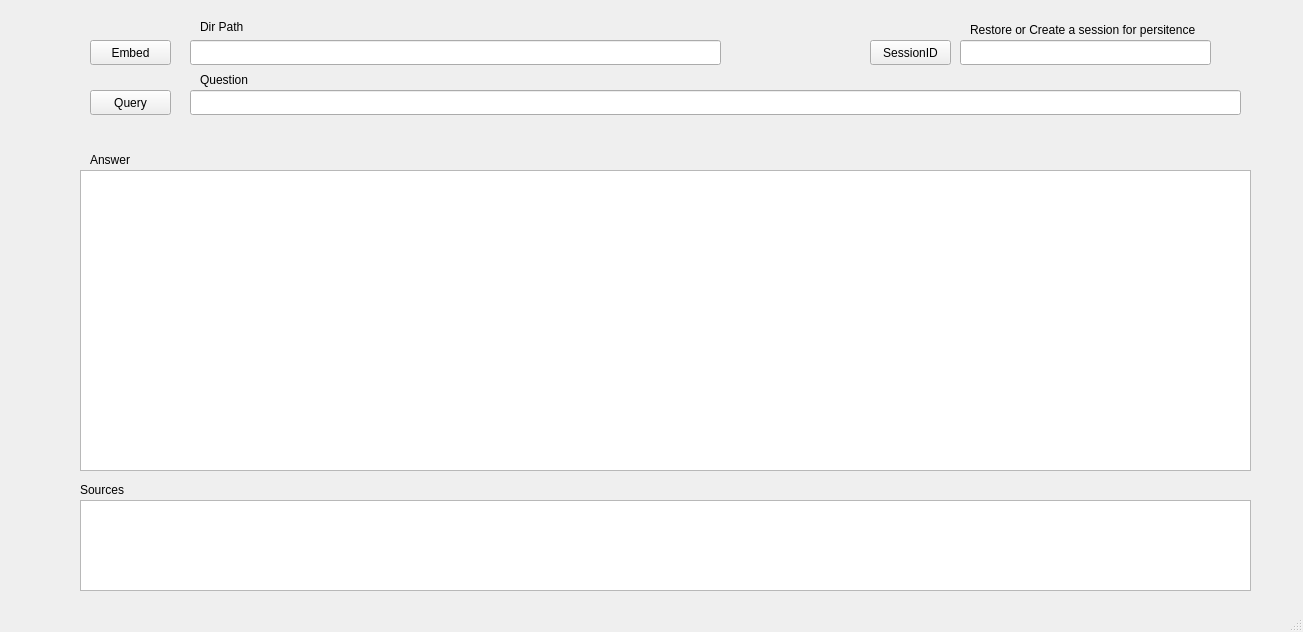
tomjpalamattam/RAG-QT, file QT/mainwindow.ui: the form before one commit.
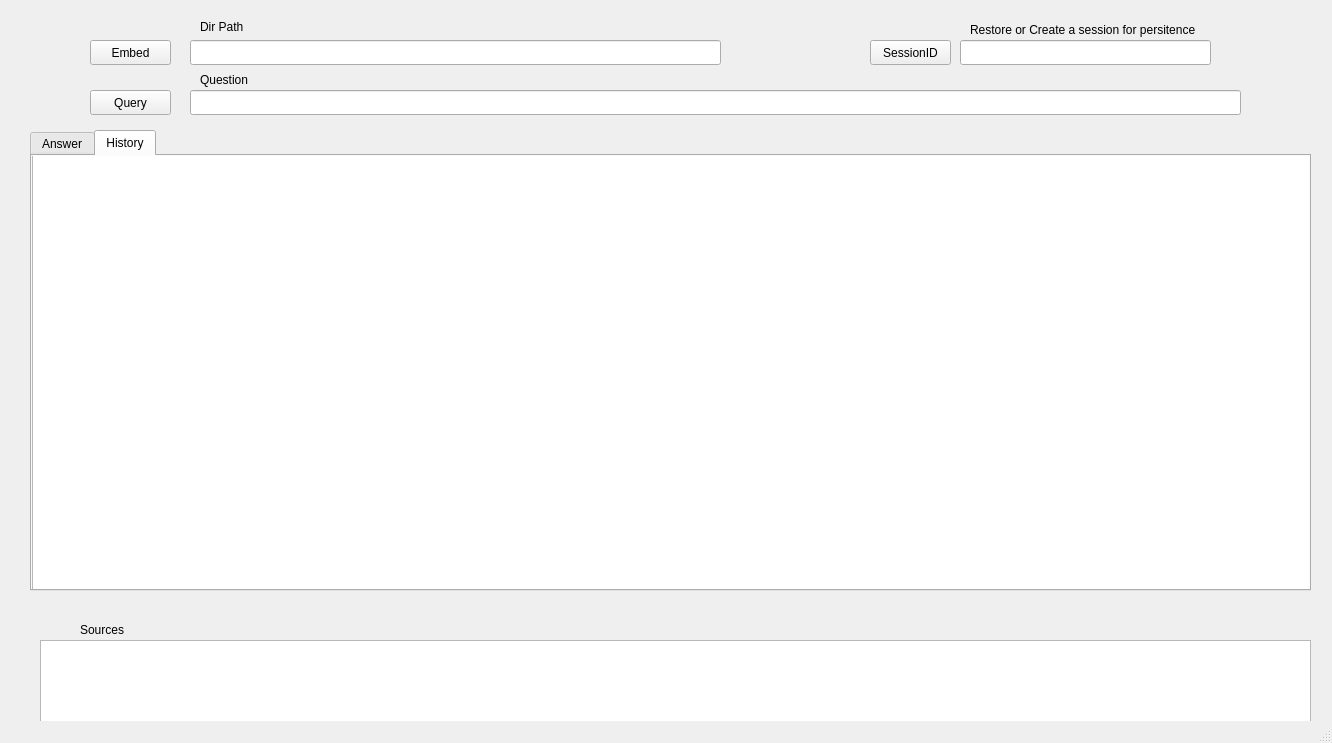
The form after the commit. The open tabs and pages were chosen to show the change.

Commit message: Added history support

Patch:
```diff
--- a/QT/mainwindow.ui
+++ b/QT/mainwindow.ui
@@ -6,8 +6,8 @@
    <rect>
     <x>0</x>
     <y>0</y>
-    <width>1303</width>
-    <height>632</height>
+    <width>1332</width>
+    <height>743</height>
    </rect>
   </property>
   <property name="windowTitle">
@@ -86,25 +86,12 @@
      <string>Question</string>
     </property>
    </widget>
-   <widget class="QTextEdit" name="Answer">
-    <property name="geometry">
-     <rect>
-      <x>80</x>
-      <y>170</y>
-      <width>1171</width>
-      <height>301</height>
-     </rect>
-    </property>
-    <property name="readOnly">
-     <bool>true</bool>
-    </property>
-   </widget>
    <widget class="QTextEdit" name="Sources">
     <property name="geometry">
      <rect>
-      <x>80</x>
-      <y>500</y>
-      <width>1171</width>
+      <x>40</x>
+      <y>640</y>
+      <width>1271</width>
       <height>91</height>
      </rect>
     </property>
@@ -112,24 +99,11 @@
      <bool>true</bool>
     </property>
    </widget>
-   <widget class="QLabel" name="label_3">
-    <property name="geometry">
-     <rect>
-      <x>90</x>
-      <y>150</y>
-      <width>71</width>
-      <height>20</height>
-     </rect>
-    </property>
-    <property name="text">
-     <string>Answer</string>
-    </property>
-   </widget>
    <widget class="QLabel" name="label_4">
     <property name="geometry">
      <rect>
       <x>80</x>
-      <y>480</y>
+      <y>620</y>
       <width>71</width>
       <height>20</height>
      </rect>
@@ -174,6 +148,55 @@
      <string>Restore or Create a session for persitence</string>
     </property>
    </widget>
+   <widget class="QTabWidget" name="tabWidget">
+    <property name="geometry">
+     <rect>
+      <x>30</x>
+      <y>130</y>
+      <width>1281</width>
+      <height>461</height>
+     </rect>
+    </property>
+    <property name="currentIndex">
+     <number>0</number>
+    </property>
+    <widget class="QWidget" name="AnswerTab">
+     <attribute name="title">
+      <string>Answer</string>
+     </attribute>
+     <widget class="QTextEdit" name="Answer">
+      <property name="geometry">
+       <rect>
+        <x>0</x>
+        <y>0</y>
+        <width>1281</width>
+        <height>431</height>
+       </rect>
+      </property>
+      <property name="readOnly">
+       <bool>true</bool>
+      </property>
+     </widget>
+    </widget>
+    <widget class="QWidget" name="TabHistory">
+     <attribute name="title">
+      <string>History</string>
+     </attribute>
+     <widget class="QTextEdit" name="History">
+      <property name="geometry">
+       <rect>
+        <x>0</x>
+        <y>-10</y>
+        <width>1281</width>
+        <height>451</height>
+       </rect>
+      </property>
+      <property name="readOnly">
+       <bool>true</bool>
+      </property>
+     </widget>
+    </widget>
+   </widget>
   </widget>
   <widget class="QStatusBar" name="statusbar"/>
  </widget>
```
The commit also changes 5 other files.
